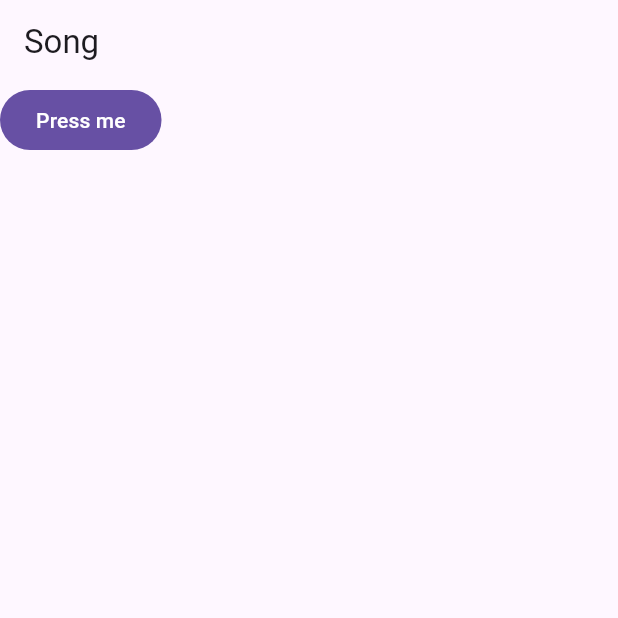
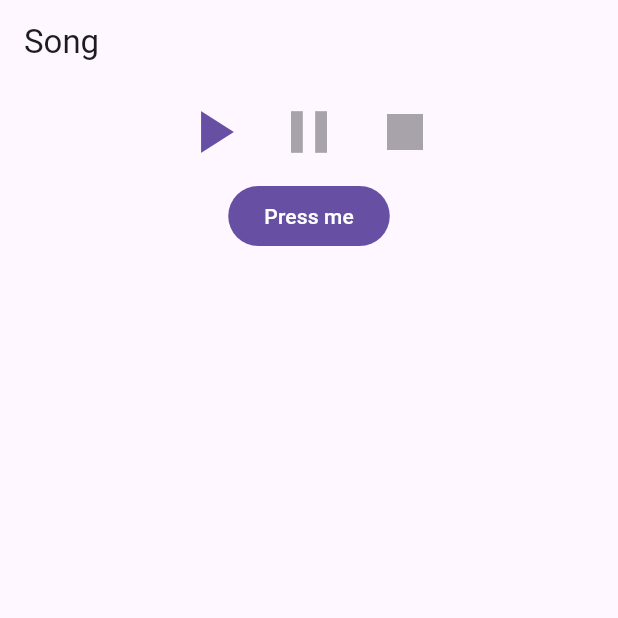
Before and after one commit to ioverpi/projectc, a Flutter app: the screen it shows after launch, on a phone screen of 412 x 824 dp, the top half of it. Run offline on Flutter 3.47's test engine with Material 3 defaults, Android fonts, the light colour scheme and no system bars; our stand-ins replace audioplayers, flutter_riverpod; missing offline and left inert: serverpod, serverpod_client.

Commit message:
Implement a player that can play two audio sources at once.

```diff
--- a/projectc_flutter/lib/app/app.dart
+++ b/projectc_flutter/lib/app/app.dart
@@ -1,3 +1,4 @@
+import 'package:audioplayers/audioplayers.dart';
 import 'package:flutter/material.dart';
 import 'package:projectc_flutter/features/songs/presentation/song.dart';
 
@@ -6,11 +7,19 @@ class MyApp extends StatelessWidget {
 
   @override
   Widget build(BuildContext context) {
+
+    // This audio player code will eventually move out of here probably.
+    AudioPlayer player1 = AudioPlayer();
+    AudioPlayer player2 = AudioPlayer();
+
+    player1.setSource(UrlSource("https://samplelib.com/lib/preview/mp3/sample-6s.mp3"));
+    player2.setSource(UrlSource("https://samplelib.com/lib/preview/mp3/sample-9s.mp3"));
+
     return MaterialApp(
       title: 'Serverpod Demo',
       theme: ThemeData.light(),
       darkTheme: ThemeData.dark(),
-      home: SongPage(), //const MyHomePage(title: 'Serverpod Example'),
+      home: SongPage(players: [player1, player2]), //const MyHomePage(title: 'Serverpod Example'),
     );
   }
 }
--- a/projectc_flutter/lib/features/songs/presentation/song.dart
+++ b/projectc_flutter/lib/features/songs/presentation/song.dart
@@ -2,21 +2,60 @@ import 'package:audioplayers/audioplayers.dart';
 import 'package:flutter/material.dart';
 import 'package:flutter_riverpod/flutter_riverpod.dart';
 
+final playerStateProvider = StateProvider<PlayerState?>((ref) => null,);
+
 class SongPage extends ConsumerStatefulWidget {
-  const SongPage({super.key});
+  final List<AudioPlayer> players;
+  const SongPage({
+    required this.players,
+    super.key
+  });
 
   @override
   ConsumerState<ConsumerStatefulWidget> createState() => _SongPage();
 }
 
 class _SongPage extends ConsumerState<SongPage> {
+  List<AudioPlayer> get players => widget.players;
+
   @override
   Widget build(BuildContext context) {
+    final color = Theme.of(context).primaryColor;
+    final playerState = ref.watch(playerStateProvider);
     return Scaffold(
       appBar: AppBar(
         title: const Text("Song"),
       ),
-      body: FilledButton(
+      body: Center(
+        child: Column(
+          children: [
+            Row(
+              mainAxisAlignment: MainAxisAlignment.center,
+              children: [
+                IconButton(
+                  key: const Key('play_button'),
+                  onPressed: playerState == PlayerState.playing ? null : _play,
+                  iconSize: 48.0,
+                  icon: const Icon(Icons.play_arrow),
+                  color: color,
+                ),
+                IconButton(
+                  key: const Key('pause_button'),
+                  onPressed: playerState == PlayerState.playing ? _pause : null,
+                  iconSize: 48.0,
+                  icon: const Icon(Icons.pause),
+                  color: color,
+                ),
+                IconButton(
+                  key: const Key('stop_button'),
+                  onPressed: playerState == PlayerState.playing || playerState == PlayerState.paused ? _stop : null,
+                  iconSize: 48.0,
+                  icon: const Icon(Icons.stop),
+                  color: color,
+                )
+              ]
+            ),
+            FilledButton(
               child: const Text("Press me"),
               onPressed: () async {
                 AudioPlayer player1 = AudioPlayer();
@@ -25,12 +64,46 @@ class _SongPage extends ConsumerState<SongPage> {
                 await player1.setSource(UrlSource("https://samplelib.com/lib/preview/mp3/sample-6s.mp3"));
                 await player2.setSource(UrlSource("https://samplelib.com/lib/preview/mp3/sample-9s.mp3"));
 
+                player1.onPositionChanged.listen((Duration p) {
+                  print("Current position player 1: $p");
+                });
+
+                player2.onPositionChanged.listen((Duration p) {
+                  print("Current position player 2: $p");
+                });
+
                 await Future.wait([
                   player1.resume(),
                   player2.resume(),
                 ]);
               },
             ),
+          ],
+        ),
+      ),
     );
   }
+
+  Future<void> _play() async {
+    await Future.wait([for (final player in players)
+      player.resume()
+    ]);
+    ref.read(playerStateProvider.notifier).state = PlayerState.playing;
   }
+
+  Future<void> _pause() async {
+    await Future.wait([
+      for (final player in players)
+      player.pause()
+    ]);
+    ref.read(playerStateProvider.notifier).state = PlayerState.paused;
+  }
+
+  Future<void> _stop() async {
+    await Future.wait([
+      for (final player in players)
+      player.stop()
+    ]);
+    ref.read(playerStateProvider.notifier).state = PlayerState.stopped;
+  }
+}
```
Lines whose indentation alone changed are shown as unchanged.
